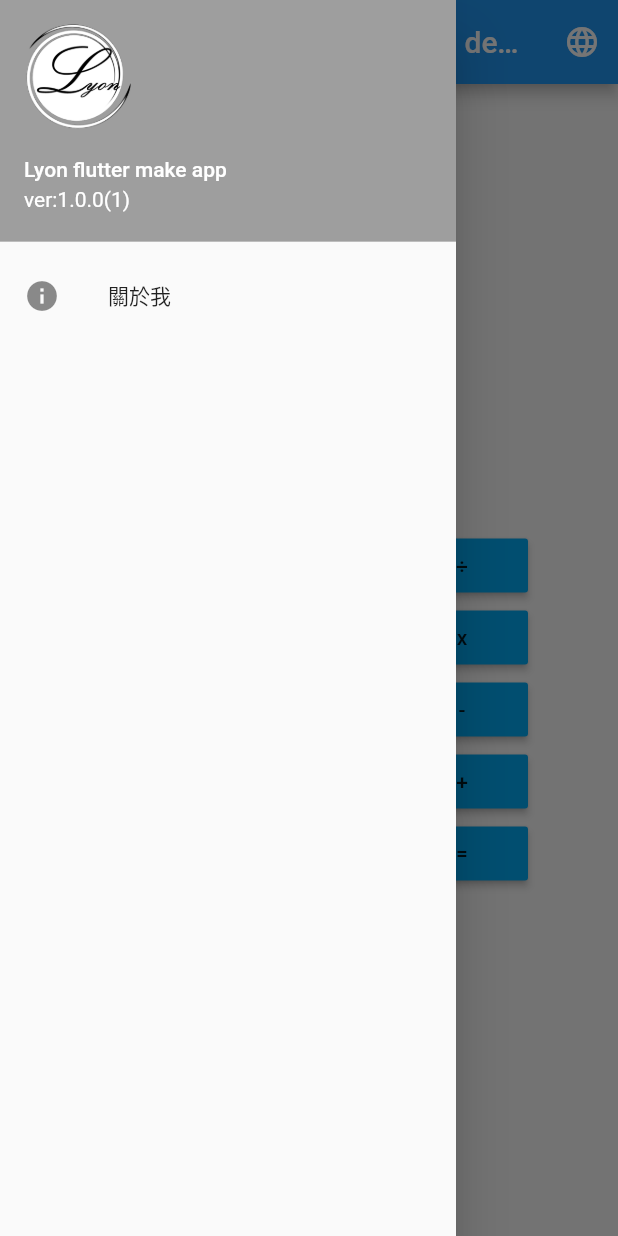
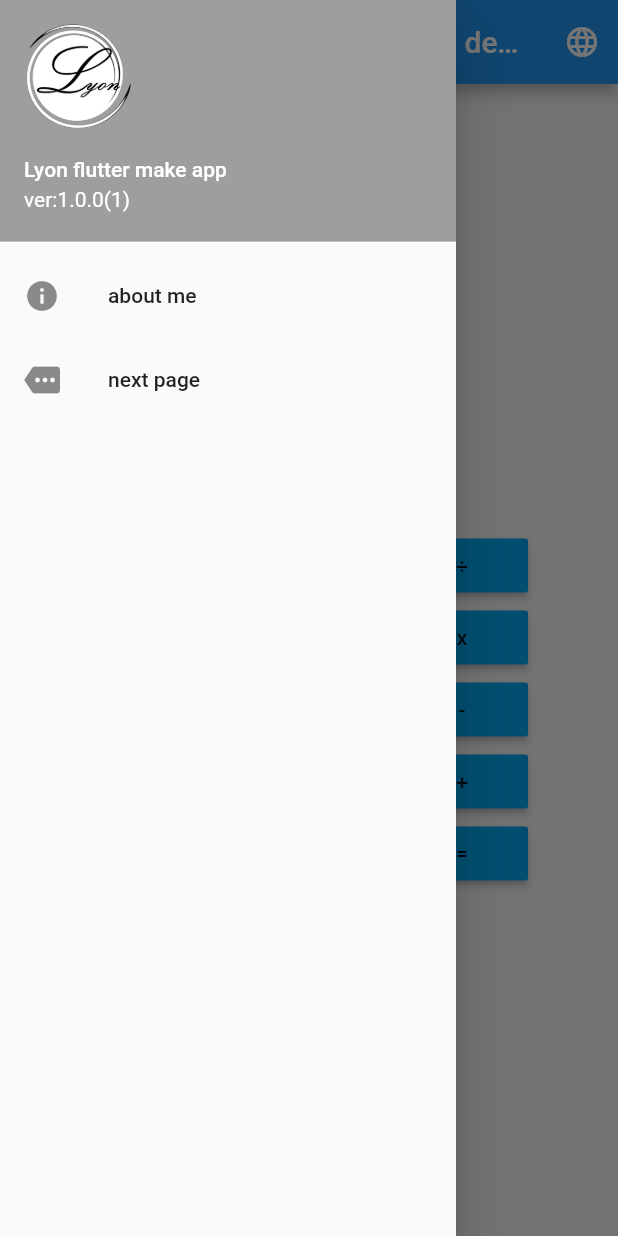
Before and after one commit to lejiteyu/FlutterCalcutorSample, a Flutter app: the screen it shows after launch, with the side drawer open, on a phone screen of 412 x 824 dp. Run offline on Flutter 3.47's test engine with Material 2 defaults, Android fonts, the phone set to English and light mode, and no system bars; our stand-ins replace easy_localization, package_info, transparent_image.

Commit message:
新增下一頁 sample

```diff
--- a/lib/main.dart
+++ b/lib/main.dart
@@ -1,6 +1,7 @@
 import 'dart:io';
 
 import 'package:flutter/material.dart';
+import 'BPage.dart';
 import 'calcuator.dart';
 import 'package:transparent_image/transparent_image.dart';
 import 'package:package_info/package_info.dart';
@@ -211,10 +212,18 @@ class _MyHomePageState extends State<MyHomePage> {
             ),
             ListTile(
               leading: Icon(Icons.info),
-              title: Text('關於我'),
+              title: Text(tr('about_Me')),
               onTap: () {
                 Navigator.pop(context);
                 showMyMaterialDialog(context);
+              },
+            ),
+            ListTile(
+              leading: Icon(Icons.more),
+              title: Text(tr('next_page')),
+              onTap: () {
+                Navigator.pop(context);
+                Navigator.push(context, MaterialPageRoute(builder: (context) => BPage()));
               },
             ),
           ],
--- a/resources/langs/en-US.json
+++ b/resources/langs/en-US.json
@@ -1,4 +1,8 @@
 {
   "title":"This calcuator app is Lyon developed from Flutter !",
-  "ok": "ok"
+  "ok": "ok",
+  "about_Me": "about me",
+  "next_page": "next page",
+  "page_b_title": "I am B page.",
+  "back_front_page": "back front page."
 }
--- a/resources/langs/zh-CN.json
+++ b/resources/langs/zh-CN.json
@@ -1,4 +1,8 @@
 {
   "title":"這是Lyon 開發的Flutter 計算機!",
-  "ok": "確認"
+  "ok": "確認",
+  "about_Me": "關於我",
+  "next_page": "下一頁",
+  "page_b_title": "我是B頁",
+  "back_front_page": "返回首頁"
 }
```
Also changed, not shown: lib/BPage.dart (added, +64 -0 lines).
